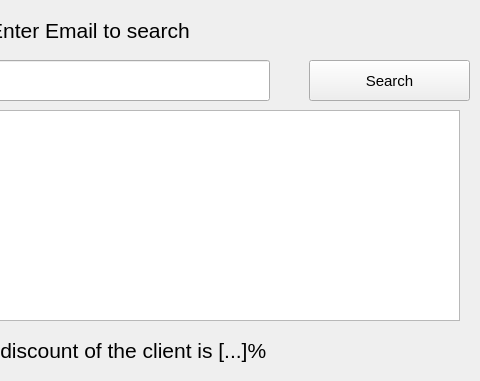
Above: mdkpv2/show_clients.ui from Korobkov124/MDKP before the change; both pictures show x 301 to 781 and y 0 to 381 of the 781 by 483 pixel window. Below: the same form after it.
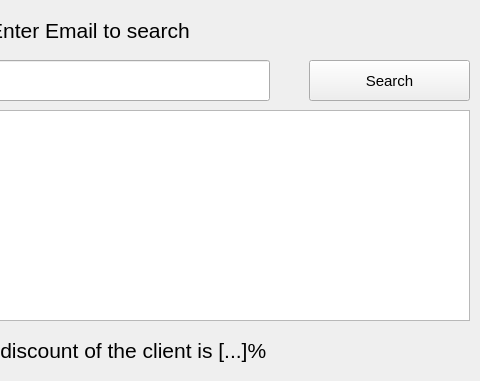
That is the form after the change.

The edit to the form file:
```diff
--- a/mdkpv2/show_clients.ui
+++ b/mdkpv2/show_clients.ui
@@ -88,12 +88,12 @@
      <string>Quit</string>
     </property>
    </widget>
-   <widget class="QTreeView" name="treeView">
+   <widget class="QTableView" name="tableView">
     <property name="geometry">
      <rect>
       <x>10</x>
       <y>110</y>
-      <width>751</width>
+      <width>761</width>
       <height>211</height>
      </rect>
     </property>
```
Left out of the diff: 6 changed lines with no effect on the pictures.
